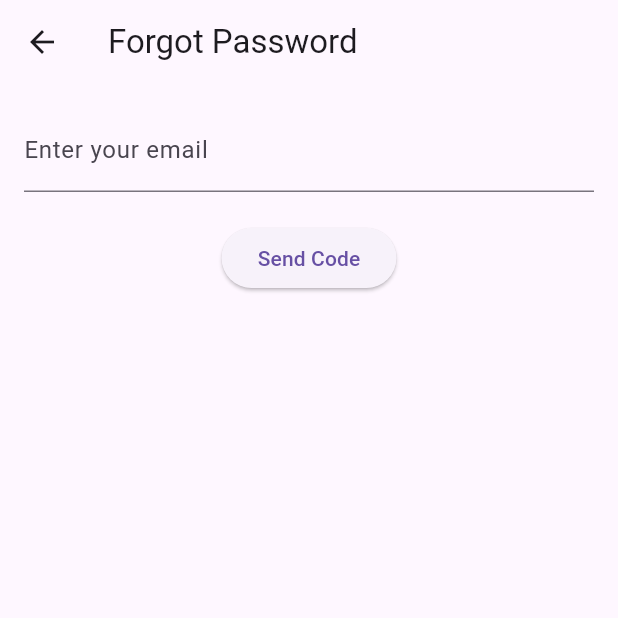
After one commit to SanmuganathanLathusan/bus_tracker, a Flutter app: the ForgotPasswordPage screen opened by its route, after a tap on "Send Code", on a phone screen of 412 x 824 dp, the top half of it. The commit adds this screen. Run offline on Flutter 3.47's test engine with Material 3 defaults, Android fonts, the phone set to English and light mode, and no system bars; our stand-ins replace geolocator, google_maps_flutter, permission_handler; network calls fail.

Commit message:
add file and modified file

```diff
--- a/lib/main.dart
+++ b/lib/main.dart
@@ -12,7 +12,7 @@ import 'screens/signup.dart';
 import 'screens/splash.dart';
 import 'screens/login_screen.dart';
 import 'screens/welcome_screen.dart';
-
+import 'screens/forgotpassword.dart';
 void main() {
   runApp(const MyApp());
 }
@@ -43,6 +43,8 @@ class MyApp extends StatelessWidget {
         '/seats': (context) => const SeatReservation(),
         '/prices': (context) => const TicketPrices(),
         '/eticket': (context) => const Etickets(),
+
+        '/forgot_password': (context) => const ForgotPasswordPage(),
       },
     );
   }
--- /dev/null
+++ b/lib/screens/forgotpassword.dart
@@ -0,0 +1,131 @@
+import 'package:flutter/material.dart';
+import 'package:http/http.dart' as http;
+import 'dart:convert';
+
+class ForgotPasswordPage extends StatefulWidget {
+  const ForgotPasswordPage({super.key});
+
+  @override
+  State<ForgotPasswordPage> createState() => _ForgotPasswordPageState();
+}
+
+class _ForgotPasswordPageState extends State<ForgotPasswordPage> {
+  final emailController = TextEditingController();
+  final codeController = TextEditingController();
+  final newPasswordController = TextEditingController();
+
+  String step = "email"; // steps: email → code → reset
+  final String baseUrl = "http://localhost:5000/api/auth"; // your backend URL
+
+  Future<void> sendCode() async {
+    final response = await http.post(
+      Uri.parse("$baseUrl/forgot-password"),
+      headers: {"Content-Type": "application/json"},
+      body: jsonEncode({"email": emailController.text}),
+    );
+    final data = jsonDecode(response.body);
+
+    if (response.statusCode == 200) {
+      ScaffoldMessenger.of(context).showSnackBar(
+        SnackBar(content: Text("Code sent to email")),
+      );
+      setState(() => step = "code");
+    } else {
+      ScaffoldMessenger.of(context).showSnackBar(
+        SnackBar(content: Text(data["message"] ?? "Error")),
+      );
+    }
+  }
+
+  Future<void> verifyCode() async {
+    final response = await http.post(
+      Uri.parse("$baseUrl/verify-code"),
+      headers: {"Content-Type": "application/json"},
+      body: jsonEncode({
+        "email": emailController.text,
+        "code": codeController.text,
+      }),
+    );
+    final data = jsonDecode(response.body);
+
+    if (response.statusCode == 200) {
+      ScaffoldMessenger.of(context).showSnackBar(
+        SnackBar(content: Text("Code verified")),
+      );
+      setState(() => step = "reset");
+    } else {
+      ScaffoldMessenger.of(context).showSnackBar(
+        SnackBar(content: Text(data["message"] ?? "Invalid code")),
+      );
+    }
+  }
+
+  Future<void> resetPassword() async {
+    final response = await http.post(
+      Uri.parse("$baseUrl/reset-password"),
+      headers: {"Content-Type": "application/json"},
+      body: jsonEncode({
+        "email": emailController.text,
+        "newPassword": newPasswordController.text,
+      }),
+    );
+    final data = jsonDecode(response.body);
+
+    if (response.statusCode == 200) {
+      ScaffoldMessenger.of(context).showSnackBar(
+        SnackBar(content: Text("Password reset successful")),
+      );
+      Navigator.pop(context); // Go back to login
+    } else {
+      ScaffoldMessenger.of(context).showSnackBar(
+        SnackBar(content: Text(data["message"] ?? "Error")),
+      );
+    }
+  }
+
+  @override
+  Widget build(BuildContext context) {
+    return Scaffold(
+      appBar: AppBar(title: const Text("Forgot Password")),
+      body: Padding(
+        padding: const EdgeInsets.all(16),
+        child: Column(
+          children: [
+            if (step == "email") ...[
+              TextField(
+                controller: emailController,
+                decoration: const InputDecoration(labelText: "Enter your email"),
+              ),
+              const SizedBox(height: 20),
+              ElevatedButton(
+                onPressed: sendCode,
+                child: const Text("Send Code"),
+              ),
+            ] else if (step == "code") ...[
+              TextField(
+                controller: codeController,
+                decoration: const InputDecoration(labelText: "Enter code from email"),
+              ),
+              const SizedBox(height: 20),
+              ElevatedButton(
+                onPressed: verifyCode,
+                child: const Text("Verify Code"),
+              ),
+            ] else if (step == "reset") ...[
+              TextField(
+                controller: newPasswordController,
+                obscureText: true,
+                decoration: const InputDecoration(labelText: "Enter new password"),
+              ),
+              const SizedBox(height: 20),
+              ElevatedButton(
+                onPressed: resetPassword,
+                child: const Text("Reset Password"),
+              ),
+            ],
+          ],
+        ),
+      ),
+    );
+  }
+}
```
Also changed, not shown: lib/screens/login_screen.dart (+18 -9 lines), lib/screens/Forgot_password.dart (added), 3 other files.
